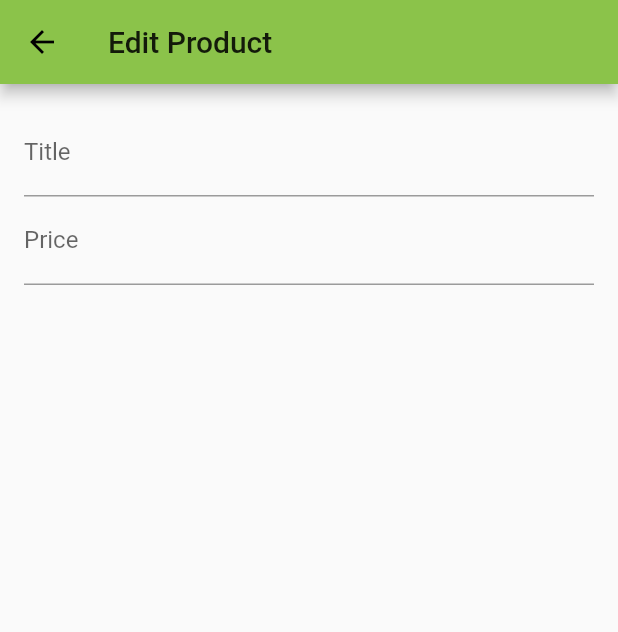
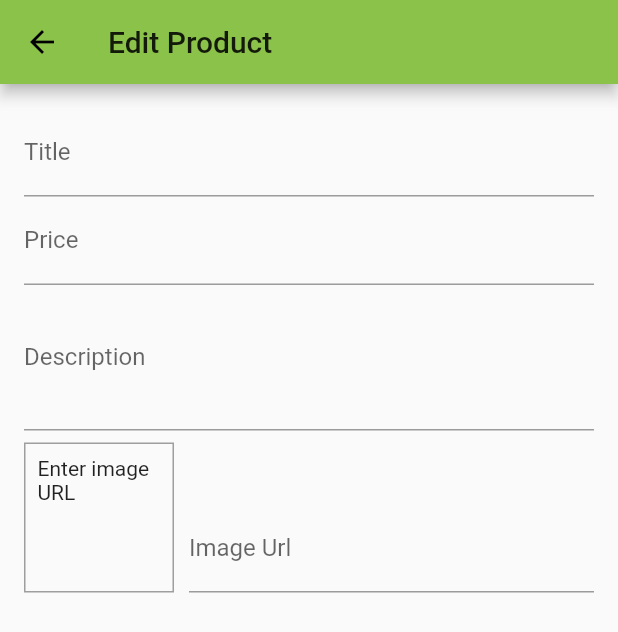
Before and after one commit to Chirag-Mathur/Apni-Dukaan, a Flutter app: the EditProductScreen screen opened by its route, on a phone screen of 412 x 824 dp. Shown: the top 632 px of the screen. Run offline on Flutter 3.47's test engine with Material 2 defaults, Android fonts, the phone set to English and light mode, and no system bars; network calls fail.

```diff
--- a/lib/screens/edit_product_screen.dart
+++ b/lib/screens/edit_product_screen.dart
@@ -7,6 +7,19 @@ class EditProductScreen extends StatefulWidget {
 }
 
 class _EditProductScreenState extends State<EditProductScreen> {
+  final _focusNode = FocusNode();
+  final _descriptionFocusNode = FocusNode();
+  final _imageUrlController = TextEditingController();
+
+  @override
+  void dispose() {
+    // TODO: implement dispose
+    _focusNode.dispose();
+    _descriptionFocusNode.dispose();
+    _imageUrlController.dispose();
+    super.dispose();
+  }
+
   @override
   Widget build(BuildContext context) {
     return Scaffold(
@@ -21,12 +34,62 @@ class _EditProductScreenState extends State<EditProductScreen> {
               TextFormField(
                 decoration: InputDecoration(labelText: 'Title'),
                 textInputAction: TextInputAction.next,
+                onFieldSubmitted: (_) {
+                  FocusScope.of(context).requestFocus(_focusNode);
+                },
               ),
-               TextFormField(
+              TextFormField(
                 decoration: InputDecoration(labelText: 'Price'),
                 textInputAction: TextInputAction.next,
                 keyboardType: TextInputType.number,
+                focusNode: _focusNode,
+                onFieldSubmitted: (_) {
+                  FocusScope.of(context).requestFocus(_descriptionFocusNode);
+                },
               ),
+              TextFormField(
+                decoration: InputDecoration(labelText: 'Description'),
+                // textInputAction: TextInputAction.next,
+                maxLines: 3,
+                keyboardType: TextInputType.multiline,
+                focusNode: _descriptionFocusNode,
+              ),
+              Row(
+                crossAxisAlignment: CrossAxisAlignment.end,
+                children: [
+                  Container(
+                    padding: EdgeInsets.all(8.0),
+                    margin: EdgeInsets.only(top: 8.0),
+                    height: 100,
+                    width: 100,
+                    decoration: BoxDecoration(
+                      border: Border.all(
+                        color: Colors.grey,
+                      ),
+                    ),
+                    child: _imageUrlController.text.isEmpty
+                        ? Text('Enter image URL')
+                        : FittedBox(
+                            child: Image.network(
+                              _imageUrlController.text,
+                              fit: BoxFit.cover,
+                            ),
+                          ),
+                    //child: Text("Please"),
+                  ),
+                  SizedBox(
+                    width: 10,
+                  ),
+                  Expanded(
+                    child: TextFormField(
+                      decoration: InputDecoration(labelText: 'Image Url'),
+                      keyboardType: TextInputType.url,
+                      textInputAction: TextInputAction.done,
+                      controller: _imageUrlController,
+                    ),
+                  )
+                ],
+              )
             ],
           ),
         ),
```
Also changed, not shown: 1 other file.
